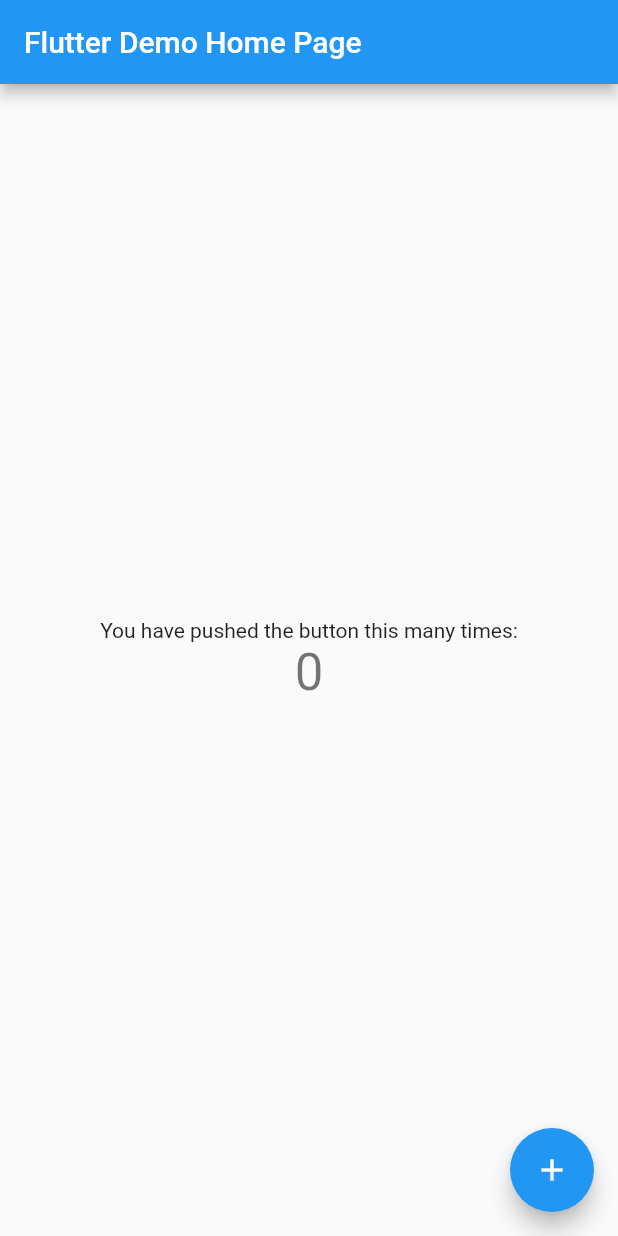
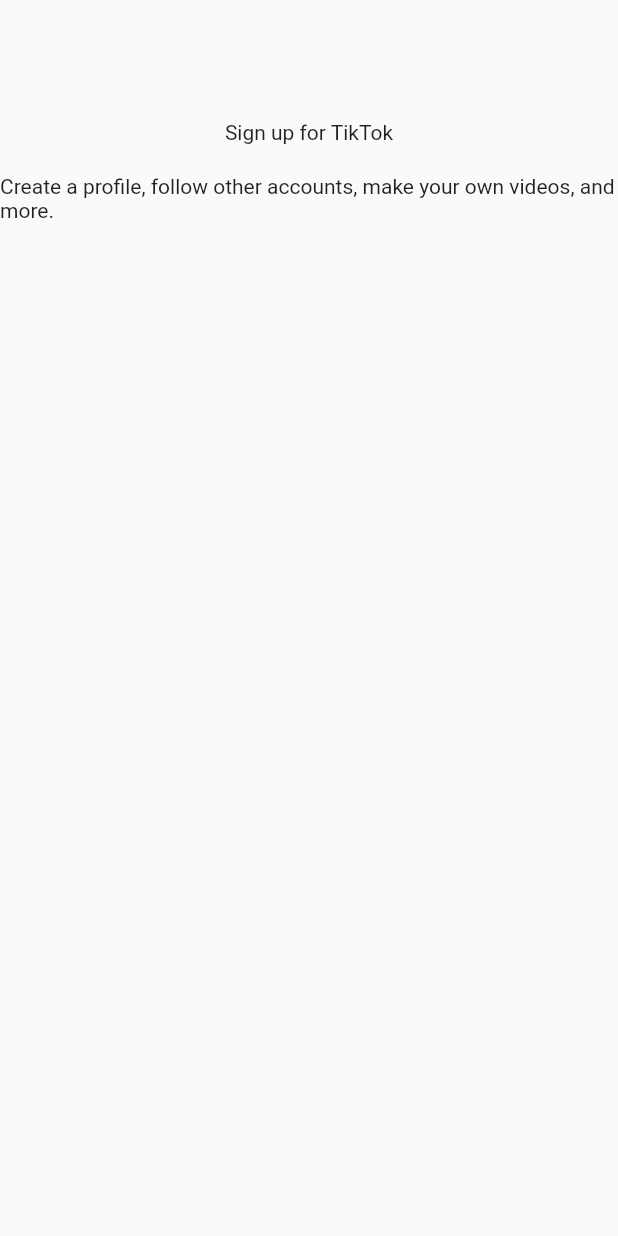
Before and after one commit to sjmoon83/TikTok_Clone, a Flutter app: the screen it shows after launch, on a phone screen of 412 x 824 dp. Run offline on Flutter 3.47's test engine with Material 2 defaults, Android fonts, the phone set to English and light mode, and no system bars.

Commit message:
230628_SignUpScreen

```diff
--- a/lib/constants/gaps.dart
+++ b/lib/constants/gaps.dart
@@ -0,0 +1,67 @@
+import 'package:flutter/material.dart';
+import 'package:tiktok_clone/constants/sizes.dart';
+
+class Gaps {
+  // Vertical Gaps
+  static const v1 = SizedBox(height: Sizes.size1);
+  static const v2 = SizedBox(height: Sizes.size2);
+  static const v3 = SizedBox(height: Sizes.size3);
+  static const v4 = SizedBox(height: Sizes.size4);
+  static const v5 = SizedBox(height: Sizes.size5);
+  static const v6 = SizedBox(height: Sizes.size6);
+  static const v7 = SizedBox(height: Sizes.size7);
+  static const v8 = SizedBox(height: Sizes.size8);
+  static const v9 = SizedBox(height: Sizes.size9);
+  static const v10 = SizedBox(height: Sizes.size10);
+  static const v11 = SizedBox(height: Sizes.size11);
+  static const v12 = SizedBox(height: Sizes.size12);
+  static const v14 = SizedBox(height: Sizes.size14);
+  static const v16 = SizedBox(height: Sizes.size16);
+  static const v20 = SizedBox(height: Sizes.size20);
+  static const v24 = SizedBox(height: Sizes.size24);
+  static const v28 = SizedBox(height: Sizes.size28);
+  static const v32 = SizedBox(height: Sizes.size32);
+  static const v36 = SizedBox(height: Sizes.size36);
+  static const v40 = SizedBox(height: Sizes.size40);
+  static const v44 = SizedBox(height: Sizes.size44);
+  static const v48 = SizedBox(height: Sizes.size48);
+  static const v52 = SizedBox(height: Sizes.size52);
+  static const v56 = SizedBox(height: Sizes.size56);
+  static const v60 = SizedBox(height: Sizes.size60);
+  static const v64 = SizedBox(height: Sizes.size64);
+  static const v72 = SizedBox(height: Sizes.size72);
+  static const v80 = SizedBox(height: Sizes.size80);
+  static const v96 = SizedBox(height: Sizes.size96);
+
+  // Horizontal Gaps
+
+  static const h1 = SizedBox(width: Sizes.size1);
+  static const h2 = SizedBox(width: Sizes.size2);
+  static const h3 = SizedBox(width: Sizes.size3);
+  static const h4 = SizedBox(width: Sizes.size4);
+  static const h5 = SizedBox(width: Sizes.size5);
+  static const h6 = SizedBox(width: Sizes.size6);
+  static const h7 = SizedBox(width: Sizes.size7);
+  static const h8 = SizedBox(width: Sizes.size8);
+  static const h9 = SizedBox(width: Sizes.size9);
+  static const h10 = SizedBox(width: Sizes.size10);
+  static const h11 = SizedBox(width: Sizes.size11);
+  static const h12 = SizedBox(width: Sizes.size12);
+  static const h14 = SizedBox(width: Sizes.size14);
+  static const h16 = SizedBox(width: Sizes.size16);
+  static const h20 = SizedBox(width: Sizes.size20);
+  static const h24 = SizedBox(width: Sizes.size24);
+  static const h28 = SizedBox(width: Sizes.size28);
+  static const h32 = SizedBox(width: Sizes.size32);
+  static const h36 = SizedBox(width: Sizes.size36);
+  static const h40 = SizedBox(width: Sizes.size40);
+  static const h44 = SizedBox(width: Sizes.size44);
+  static const h48 = SizedBox(width: Sizes.size48);
+  static const h52 = SizedBox(width: Sizes.size52);
+  static const h56 = SizedBox(width: Sizes.size56);
+  static const h60 = SizedBox(width: Sizes.size60);
+  static const h64 = SizedBox(width: Sizes.size64);
+  static const h72 = SizedBox(width: Sizes.size72);
+  static const h80 = SizedBox(width: Sizes.size80);
+  static const h96 = SizedBox(width: Sizes.size96);
+}
--- a/lib/constants/sizes.dart
+++ b/lib/constants/sizes.dart
@@ -0,0 +1,31 @@
+class Sizes {
+  static const size1 = 1.0;
+  static const size2 = 2.0;
+  static const size3 = 3.0;
+  static const size4 = 4.0;
+  static const size5 = 5.0;
+  static const size6 = 6.0;
+  static const size7 = 7.0;
+  static const size8 = 8.0;
+  static const size9 = 9.0;
+  static const size10 = 10.0;
+  static const size11 = 11.0;
+  static const size12 = 12.0;
+  static const size14 = 14.0;
+  static const size16 = 16.0;
+  static const size20 = 20.0;
+  static const size24 = 24.0;
+  static const size28 = 28.0;
+  static const size32 = 32.0;
+  static const size36 = 36.0;
+  static const size40 = 40.0;
+  static const size44 = 44.0;
+  static const size48 = 48.0;
+  static const size52 = 52.0;
+  static const size56 = 56.0;
+  static const size60 = 60.0;
+  static const size64 = 64.0;
+  static const size72 = 72.0;
+  static const size80 = 80.0;
+  static const size96 = 96.0;
+}
--- a/lib/main.dart
+++ b/lib/main.dart
@@ -1,115 +1,21 @@
 import 'package:flutter/material.dart';
+import 'package:tiktok_clone/screens/sign_up/sign_up_screen.dart';
 
 void main() {
-  runApp(const MyApp());
+  runApp(const TickTokApp());
 }
 
-class MyApp extends StatelessWidget {
-  const MyApp({super.key});
+class TickTokApp extends StatelessWidget {
+  const TickTokApp({super.key});
 
-  // This widget is the root of your application.
   @override
   Widget build(BuildContext context) {
     return MaterialApp(
-      title: 'Flutter Demo',
+      title: 'TikTok Clone',
       theme: ThemeData(
-        // This is the theme of your application.
-        //
-        // Try running your application with "flutter run". You'll see the
-        // application has a blue toolbar. Then, without quitting the app, try
-        // changing the primarySwatch below to Colors.green and then invoke
-        // "hot reload" (press "r" in the console where you ran "flutter run",
-        // or simply save your changes to "hot reload" in a Flutter IDE).
-        // Notice that the counter didn't reset back to zero; the application
-        // is not restarted.
-        primarySwatch: Colors.blue,
+        primaryColor: const Color(0xFFE9435A),
       ),
-      home: const MyHomePage(title: 'Flutter Demo Home Page'),
+      home: const SignUpScreen(),
     );
   }
 }
-
-class MyHomePage extends StatefulWidget {
-  const MyHomePage({super.key, required this.title});
-
-  // This widget is the home page of your application. It is stateful, meaning
-  // that it has a State object (defined below) that contains fields that affect
-  // how it looks.
-
-  // This class is the configuration for the state. It holds the values (in this
-  // case the title) provided by the parent (in this case the App widget) and
-  // used by the build method of the State. Fields in a Widget subclass are
-  // always marked "final".
-
-  final String title;
-
-  @override
-  State<MyHomePage> createState() => _MyHomePageState();
-}
-
-class _MyHomePageState extends State<MyHomePage> {
-  int _counter = 0;
-
-  void _incrementCounter() {
-    setState(() {
-      // This call to setState tells the Flutter framework that something has
-      // changed in this State, which causes it to rerun the build method below
-      // so that the display can reflect the updated values. If we changed
-      // _counter without calling setState(), then the build method would not be
-      // called again, and so nothing would appear to happen.
-      _counter++;
-    });
-  }
-
-  @override
-  Widget build(BuildContext context) {
-    // This method is rerun every time setState is called, for instance as done
-    // by the _incrementCounter method above.
-    //
-    // The Flutter framework has been optimized to make rerunning build methods
-    // fast, so that you can just rebuild anything that needs updating rather
-    // than having to individually change instances of widgets.
-    return Scaffold(
-      appBar: AppBar(
-        // Here we take the value from the MyHomePage object that was created by
-        // the App.build method, and use it to set our appbar title.
-        title: Text(widget.title),
-      ),
-      body: Center(
-        // Center is a layout widget. It takes a single child and positions it
-        // in the middle of the parent.
-        child: Column(
-          // Column is also a layout widget. It takes a list of children and
-          // arranges them vertically. By default, it sizes itself to fit its
-          // children horizontally, and tries to be as tall as its parent.
-          //
-          // Invoke "debug painting" (press "p" in the console, choose the
-          // "Toggle Debug Paint" action from the Flutter Inspector in Android
-          // Studio, or the "Toggle Debug Paint" command in Visual Studio Code)
-          // to see the wireframe for each widget.
-          //
-          // Column has various properties to control how it sizes itself and
-          // how it positions its children. Here we use mainAxisAlignment to
-          // center the children vertically; the main axis here is the vertical
-          // axis because Columns are vertical (the cross axis would be
-          // horizontal).
-          mainAxisAlignment: MainAxisAlignment.center,
-          children: <Widget>[
-            const Text(
-              'You have pushed the button this many times:',
-            ),
-            Text(
-              '$_counter',
-              style: Theme.of(context).textTheme.headlineMedium,
-            ),
-          ],
-        ),
-      ),
-      floatingActionButton: FloatingActionButton(
-        onPressed: _incrementCounter,
-        tooltip: 'Increment',
-        child: const Icon(Icons.add),
-      ), // This trailing comma makes auto-formatting nicer for build methods.
-    );
-  }
-}
--- /dev/null
+++ b/lib/screens/sign_up/sign_up_screen.dart
@@ -0,0 +1,23 @@
+import 'package:flutter/material.dart';
+import 'package:tiktok_clone/constants/gaps.dart';
+
+class SignUpScreen extends StatelessWidget {
+  const SignUpScreen({super.key});
+
+  @override
+  Widget build(BuildContext context) {
+    return Scaffold(
+      body: SafeArea(
+        child: Column(
+          children: const [
+            Gaps.v80,
+            Text("Sign up for TikTok"),
+            Gaps.v20,
+            Text(
+                "Create a profile, follow other accounts, make your own videos, and more."),
+          ],
+        ),
+      ),
+    );
+  }
+}
```
Also changed, not shown: 1 other file.
